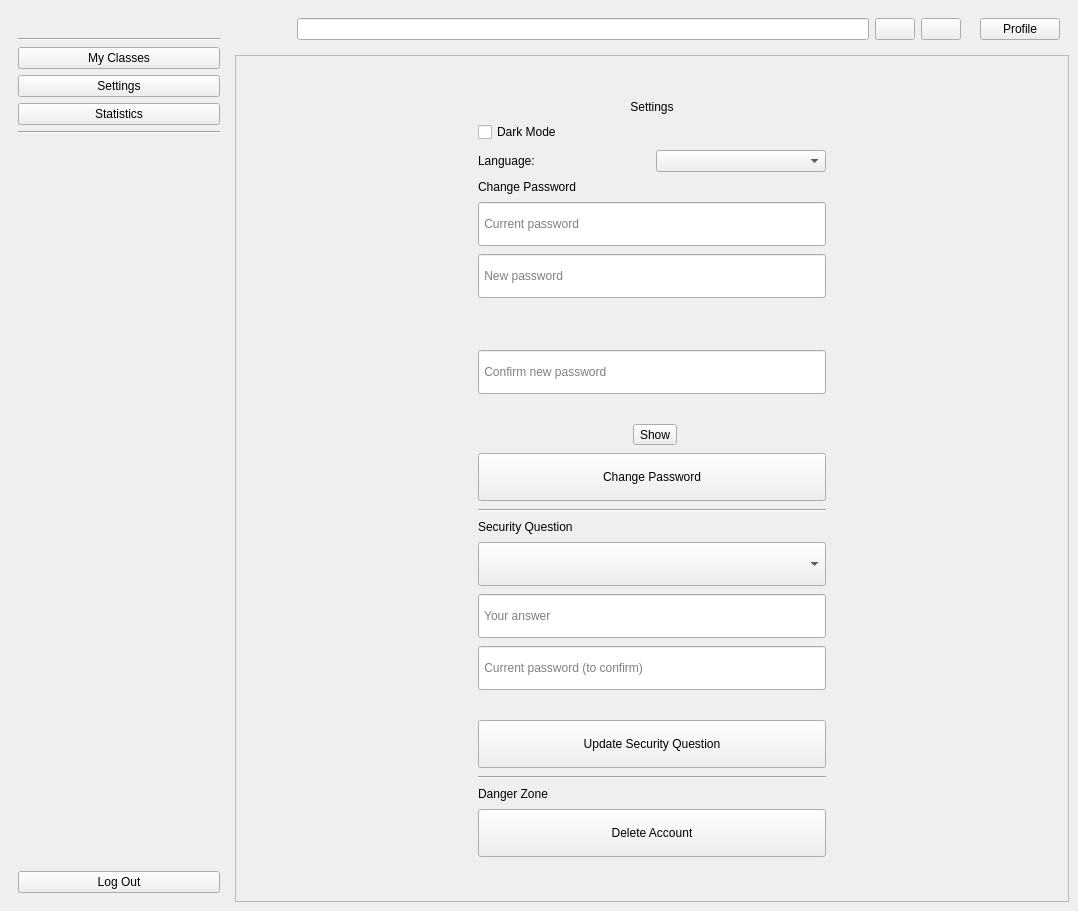
First picture: the form in ui/main_window.ui, repository imndllnuri/students-attendance-app, before the edit.
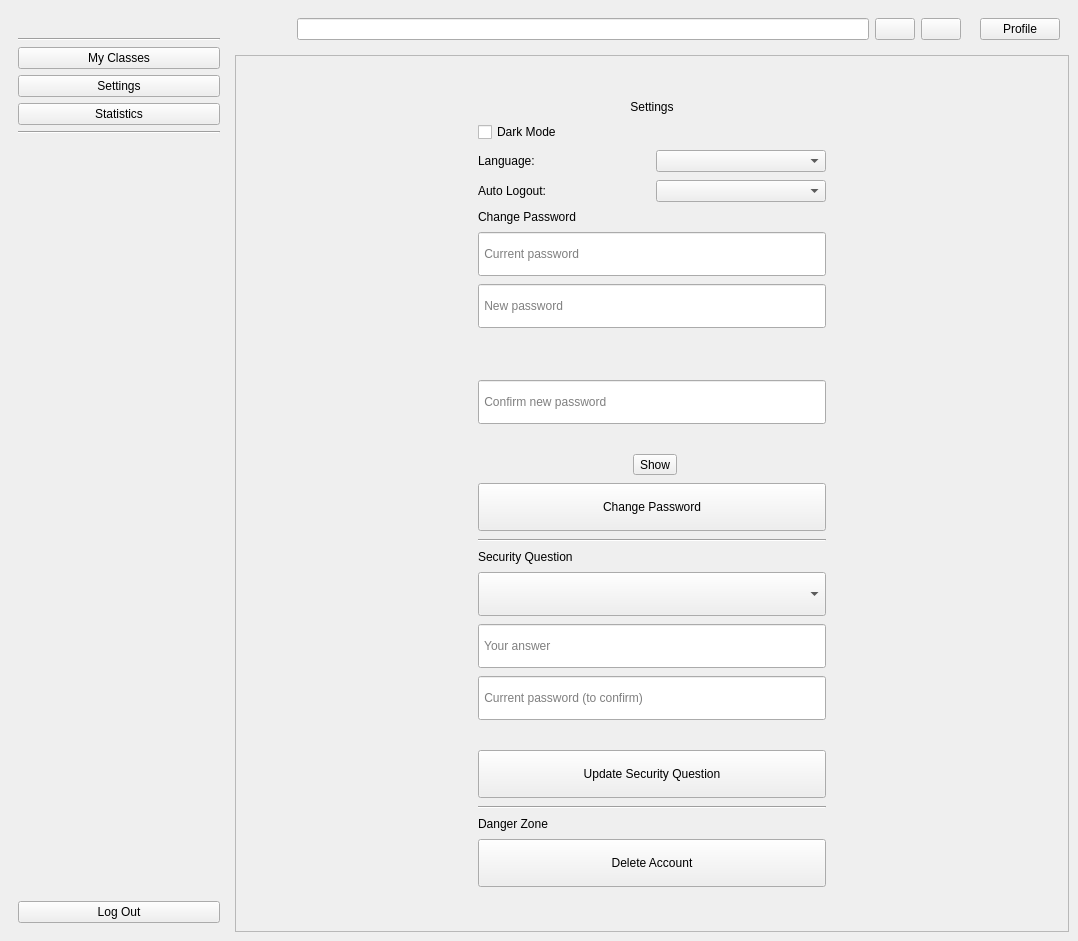
Second picture: the form after the edit. The open tabs and pages were chosen to show the change. Icons and pictures are not drawn.

Commit message:
#36: Configurable session-timeout duration
Adds an "Auto Logout" dropdown in Settings (5/15/30 minutes or Never),
replacing the hardcoded 15-minute constant from #3. Preference
persists to .session_timeout_preference and changes apply immediately
to the running inactivity timer.

Patch:
```diff
--- a/ui/main_window.ui
+++ b/ui/main_window.ui
@@ -264,6 +264,18 @@
                  </item>
                 </layout>
                </item>
+               <item>
+                <layout class="QHBoxLayout" name="session_timeout_row">
+                 <item>
+                  <widget class="QLabel" name="session_timeout_lbl">
+                   <property name="text"><string>Auto Logout:</string></property>
+                  </widget>
+                 </item>
+                 <item>
+                  <widget class="QComboBox" name="session_timeout_combo"/>
+                 </item>
+                </layout>
+               </item>
                <item>
                 <widget class="QLabel" name="change_password_section_lbl">
                  <property name="text"><string>Change Password</string></property>
```
The commit also changes 7 other files.
